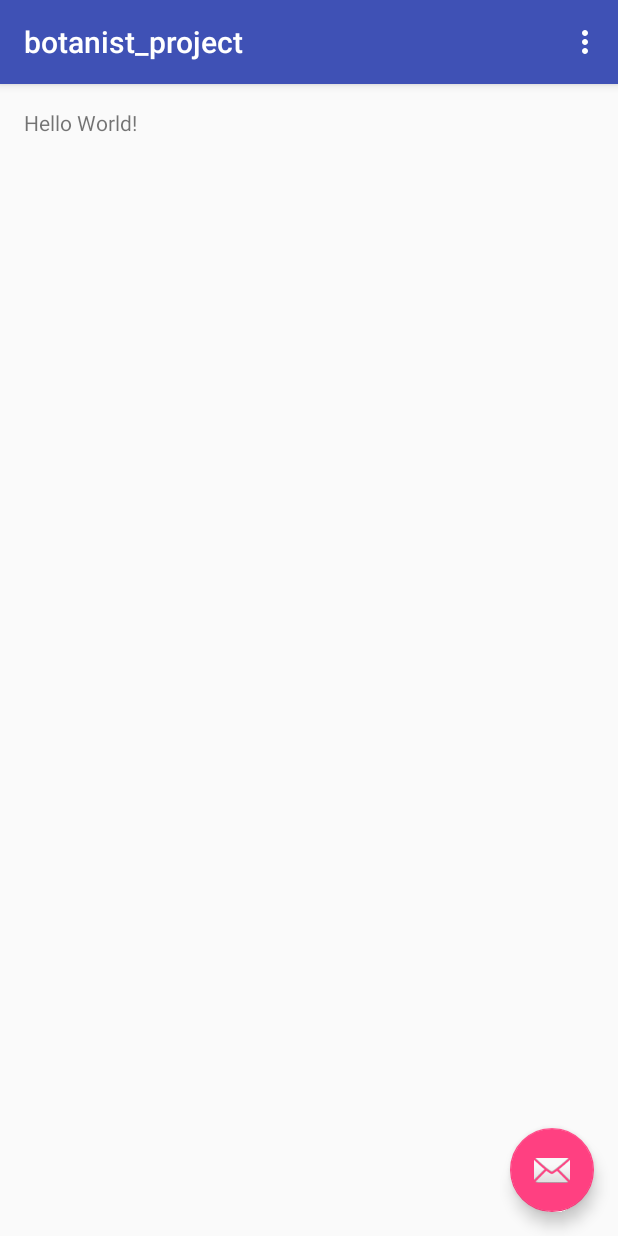
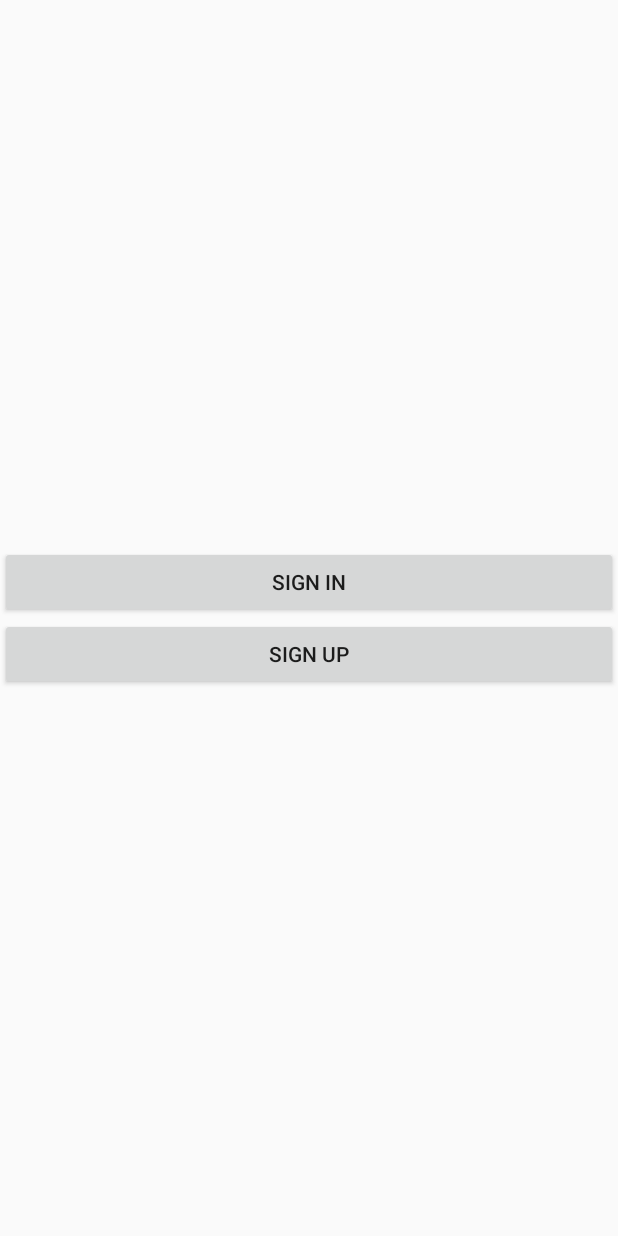
Before and after one commit to Lynx1820/botanist, an Android app: the screen it shows after launch (MainActivity), on a phone screen of 412 x 824 dp. Run offline under Robolectric (Android 15) with nearby library versions, the phone set to English and light mode, and no system bars.

Commit message:
started login/signup

```diff
--- /dev/null
+++ b/app/src/main/java/project/cis350/upenn/edu/botanist_project/LoginDataBase.java
@@ -0,0 +1,18 @@
+package project.cis350.upenn.edu.botanist_project;
+
+/**
+ * Created by lynx313 on 2/14/17.
+ */
+import android.content.ContentValues;
+import android.content.Context;
+import android.database.sqlite.SQLiteDatabase;
+public class LoginDataBase {
+
+    private final Context context;
+    public  LoginDataBase(Context _context)
+    {
+        context = _context;
+       // dbHelper = new DataBaseHelper(context, DATABASE_NAME, null, DATABASE_VERSION);
+    }
+
+}
--- a/app/src/main/java/project/cis350/upenn/edu/botanist_project/MainActivity.java
+++ b/app/src/main/java/project/cis350/upenn/edu/botanist_project/MainActivity.java
@@ -1,34 +1,56 @@
 package project.cis350.upenn.edu.botanist_project;
 
 import android.os.Bundle;
-import android.support.design.widget.FloatingActionButton;
-import android.support.design.widget.Snackbar;
 import android.support.v7.app.AppCompatActivity;
 import android.support.v7.widget.Toolbar;
 import android.view.View;
 import android.view.Menu;
 import android.view.MenuItem;
-
+import android.widget.Button;
+import android.app.Dialog;
+import android.widget.EditText;
 public class MainActivity extends AppCompatActivity {
-
+    Button signInButton, signUpButtton;
+    LoginDataBase loginDataBaseAdapter;
     @Override
     protected void onCreate(Bundle savedInstanceState) {
         super.onCreate(savedInstanceState);
         setContentView(R.layout.activity_main);
-        Toolbar toolbar = (Toolbar) findViewById(R.id.toolbar);
-        setSupportActionBar(toolbar);
-
-        FloatingActionButton fab = (FloatingActionButton) findViewById(R.id.fab);
-        fab.setOnClickListener(new View.OnClickListener() {
-            @Override
-            public void onClick(View view) {
-                Snackbar.make(view, "Replace with your own action", Snackbar.LENGTH_LONG)
-                        .setAction("Action", null).show();
+        // create a instance of SQLite Database
+        loginDataBaseAdapter=new LoginDataBase(this);
+        signInButton=(Button)findViewById(R.id.signIn);
+        signUpButtton=(Button)findViewById(R.id.signUp);
+        signUpButtton.setOnClickListener(new View.OnClickListener() {
+            public void onClick(View v) {
+                //switch to signup pahe
             }
         });
     }
 
-    @Override
+    public void signIn(View V)
+    {
+        final Dialog dialog = new Dialog(MainActivity.this);
+        dialog.setContentView(R.layout.login);
+        dialog.setTitle("Login");
+
+        final  EditText editTextUserName=(EditText)dialog.findViewById(R.id.logInUsername);
+        final  EditText editTextPassword=(EditText)dialog.findViewById(R.id.logInPassword);
+
+        Button btnSignIn=(Button)dialog.findViewById(R.id.buttonSignIn);
+
+        // Set On ClickListener
+        btnSignIn.setOnClickListener(new View.OnClickListener() {
+
+            public void onClick(View v) {
+
+            }
+        });
+
+        dialog.show();
+    }
+    }
+
+/*    @Override
     public boolean onCreateOptionsMenu(Menu menu) {
         // Inflate the menu; this adds items to the action bar if it is present.
         getMenuInflater().inflate(R.menu.menu_main, menu);
@@ -48,5 +70,5 @@ public class MainActivity extends AppCompatActivity {
         }
 
         return super.onOptionsItemSelected(item);
-    }
-}
+    }*/
+//}
--- a/app/src/main/res/layout/activity_main.xml
+++ b/app/src/main/res/layout/activity_main.xml
@@ -7,28 +7,26 @@
     android:fitsSystemWindows="true"
     tools:context="project.cis350.upenn.edu.botanist_project.MainActivity">
 
-    <android.support.design.widget.AppBarLayout
+    <LinearLayout xmlns:android="http://schemas.android.com/apk/res/android"
+        xmlns:tools="http://schemas.android.com/tools"
         android:layout_width="match_parent"
-        android:layout_height="wrap_content"
-        android:theme="@style/AppTheme.AppBarOverlay">
+        android:layout_height="match_parent"
+        android:orientation="vertical"
+        android:gravity="center_vertical" >
 
-        <android.support.v7.widget.Toolbar
-            android:id="@+id/toolbar"
-            android:layout_width="match_parent"
-            android:layout_height="?attr/actionBarSize"
-            android:background="?attr/colorPrimary"
-            app:popupTheme="@style/AppTheme.PopupOverlay" />
+        <Button
+            android:id="@+id/signIn"
+            android:layout_width="fill_parent"
+            android:layout_height="wrap_content"
+            android:text="Sign In"
+            android:onClick="signIn"/>
 
-    </android.support.design.widget.AppBarLayout>
+        <Button
+            android:id="@+id/signUp"
+            android:layout_width="fill_parent"
+            android:layout_height="wrap_content"
+            android:text="Sign Up" />
 
-    <include layout="@layout/content_main" />
-
-    <android.support.design.widget.FloatingActionButton
-        android:id="@+id/fab"
-        android:layout_width="wrap_content"
-        android:layout_height="wrap_content"
-        android:layout_gravity="bottom|end"
-        android:layout_margin="@dimen/fab_margin"
-        app:srcCompat="@android:drawable/ic_dialog_email" />
+    </LinearLayout>
 
 </android.support.design.widget.CoordinatorLayout>
```
Also changed, not shown: app/src/main/java/project/cis350/upenn/edu/botanist_project/DBHandler.java (added, +39 -0 lines), app/src/main/res/layout/login.xml (added, +27 -0 lines).
